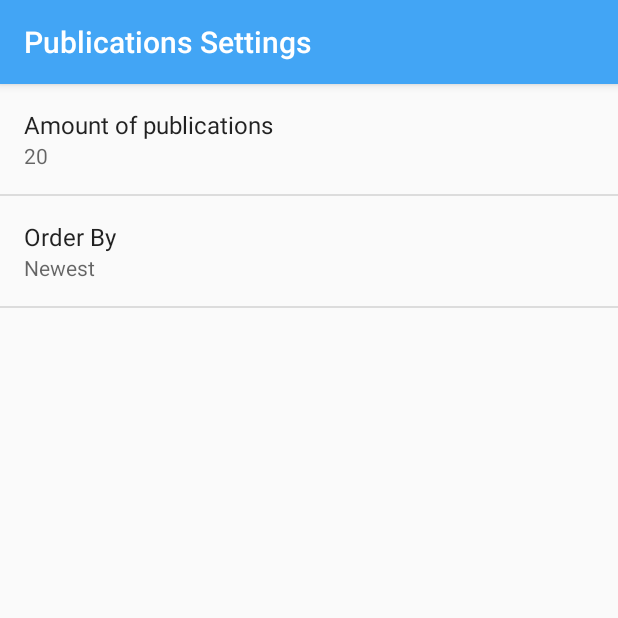
After one commit to VladShaternik/NewsFeed, an Android app: the SettingsActivity screen opened directly, with no data from a screen before it, on a phone screen of 412 x 824 dp, the top half of it. The commit adds this screen. Run offline under Robolectric (Android 15) with nearby library versions, the phone set to English and light mode, and no system bars.

Commit message:
Added settings, so user is able to set order of publications (newest, oldest, or relevance) and amount of publications

```diff
--- /dev/null
+++ b/app/src/main/java/com/example/android/newsfeed/SettingsActivity.java
@@ -0,0 +1,59 @@
+package com.example.android.newsfeed;
+
+import android.content.SharedPreferences;
+import android.os.Bundle;
+import android.preference.ListPreference;
+import android.preference.Preference;
+import android.preference.PreferenceFragment;
+import android.preference.PreferenceManager;
+import android.support.v7.app.AppCompatActivity;
+
+public class SettingsActivity extends AppCompatActivity {
+
+    @Override
+    protected void onCreate(Bundle savedInstanceState) {
+        super.onCreate(savedInstanceState);
+        setContentView(R.layout.settings_activity);
+    }
+
+    public static class PublicationPreferenceFragment extends PreferenceFragment
+            implements Preference.OnPreferenceChangeListener {
+        @Override
+        public void onCreate(Bundle savedInstanceState) {
+            super.onCreate(savedInstanceState);
+            addPreferencesFromResource(R.xml.settings_main);
+
+            Preference minMagnitude = findPreference(getString(R.string.settings_publications_amt_key));
+            bindPreferenceSummaryToValue(minMagnitude);
+
+            Preference orderBy = findPreference(getString(R.string.settings_order_by_key));
+            bindPreferenceSummaryToValue(orderBy);
+        }
+
+        @Override
+        public boolean onPreferenceChange(Preference preference, Object newValue) {
+            String stringValue = newValue.toString();
+
+            if (preference instanceof ListPreference) {
+                ListPreference listPreference = (ListPreference) preference;
+
+                int prefIndex = listPreference.findIndexOfValue(stringValue);
+                if(prefIndex >= 0){
+                    CharSequence[] lables = listPreference.getEntries();
+                    listPreference.setSummary(lables[prefIndex]);
+                }
+            } else {
+                preference.setSummary(stringValue);
+            }
+
+            return true;
+        }
+
+        private void bindPreferenceSummaryToValue(Preference preference) {
+            preference.setOnPreferenceChangeListener(this);
+            SharedPreferences preferences = PreferenceManager.getDefaultSharedPreferences(preference.getContext());
+            String preferenceString = preferences.getString(preference.getKey(), "");
+            onPreferenceChange(preference, preferenceString);
+        }
+    }
+}
--- /dev/null
+++ b/app/src/main/res/values/arrays.xml
@@ -0,0 +1,14 @@
+<?xml version="1.0" encoding="utf-8"?>
+<resources>
+    <string-array name="settings_order_by_labels">
+        <item>@string/settings_order_by_newest_label</item>
+        <item>@string/settings_order_by_oldest_label</item>
+        <item>@string/settings_order_by_relevance_label</item>
+    </string-array>
+
+    <string-array name="settings_order_by_values">
+        <item>@string/settings_order_by_newest_value</item>
+        <item>@string/settings_order_by_oldest_value</item>
+        <item>@string/settings_order_by_relevance_value</item>
+    </string-array>
+</resources>
--- a/app/src/main/res/values/strings.xml
+++ b/app/src/main/res/values/strings.xml
@@ -4,4 +4,30 @@
     <!-- Empty state texts -->
     <string name="no_internet_connection">No internet connection</string>
     <string name="no_publications_found">No publications found</string>
+
+    <!-- Settings menu texts -->
+    <string name="settings_menu_item">Settings</string>
+    <string name="settings_title">Publications Settings</string>
+
+    <!-- Settings texts-->
+    <string name="settings_publications_amt_label">Amount of publications</string>
+    <string name="settings_publications_amt_key" translatable="false">publications_amt</string>
+    <string name="settings_publications_amt_default" translatable="false">20</string>
+
+    <!-- Order-By Preference [CHAR LIMIT=30] -->
+    <string name="settings_order_by_label">Order By</string>
+    <string name="settings_order_by_key" translatable="false">order_by</string>
+    <string name="settings_order_by_default" translatable="false">@string/settings_order_by_newest_value</string>
+
+    <!-- Label for order-by newest option [CHAR LIMIT=20] -->
+    <string name="settings_order_by_newest_label">Newest</string>
+    <string name="settings_order_by_newest_value" translatable="false">newest</string>
+
+    <!-- Label for order-by oldest option [CHAR LIMIT=20] -->
+    <string name="settings_order_by_oldest_label">Oldest</string>
+    <string name="settings_order_by_oldest_value" translatable="false">oldest</string>
+
+    <!-- Label for order-by relevance option [CHAR LIMIT=20] -->
+    <string name="settings_order_by_relevance_label">Relevance</string>
+    <string name="settings_order_by_relevance_value" translatable="false">relevance</string>
 </resources>
--- /dev/null
+++ b/app/src/main/res/xml/settings_main.xml
@@ -0,0 +1,19 @@
+<?xml version="1.0" encoding="utf-8"?>
+<PreferenceScreen xmlns:android="http://schemas.android.com/apk/res/android"
+    android:title="@string/settings_title">
+
+    <EditTextPreference
+        android:defaultValue="@string/settings_publications_amt_default"
+        android:inputType="numberDecimal"
+        android:key="@string/settings_publications_amt_key"
+        android:selectAllOnFocus="true"
+        android:title="@string/settings_publications_amt_label" />
+
+    <ListPreference
+        android:defaultValue="@string/settings_order_by_default"
+        android:entries="@array/settings_order_by_labels"
+        android:entryValues="@array/settings_order_by_values"
+        android:key="@string/settings_order_by_key"
+        android:title="@string/settings_order_by_label" />
+
+</PreferenceScreen>
```
Also changed, not shown: app/src/main/AndroidManifest.xml (+8 -0 lines), app/src/main/java/com/example/android/newsfeed/MainActivity.java (+60 -3 lines), app/src/main/res/layout/settings_activity.xml (added, +8 -0 lines), app/src/main/res/menu/main.xml (added, +8 -0 lines).
